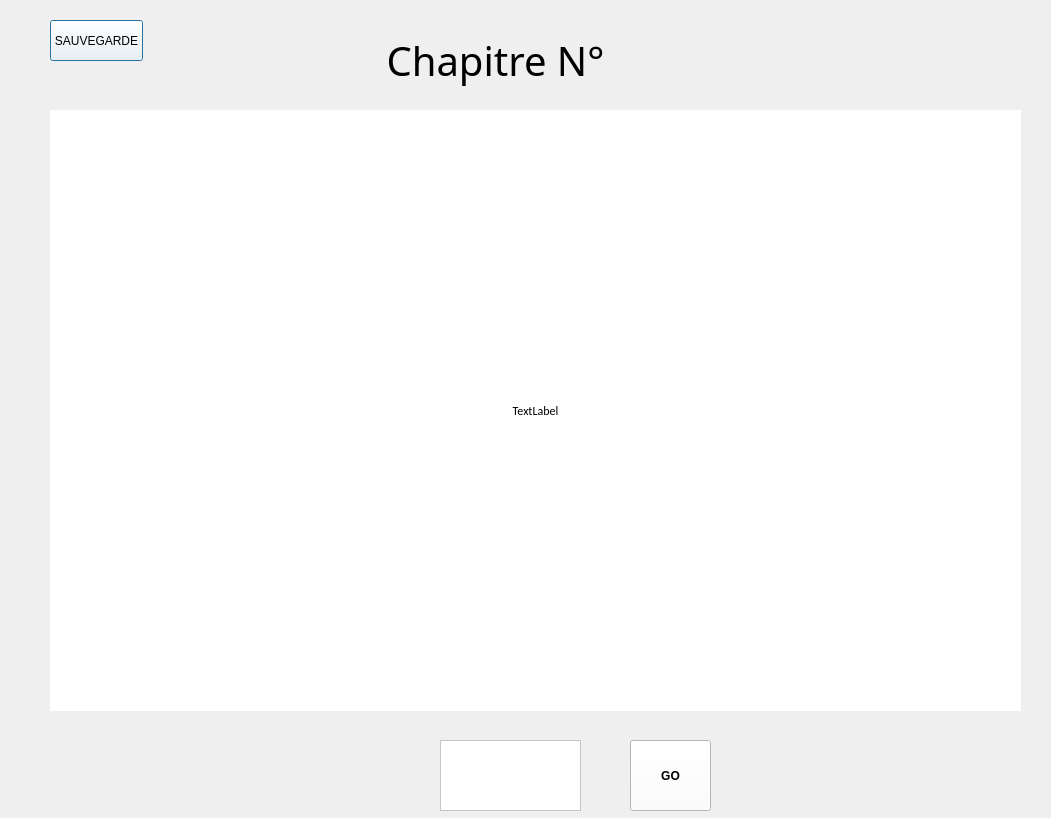
Above: Chapitre.ui from 2132555-guyollotclement/clementguyollot_francispayan_projet before the change. Below: the same form after it.
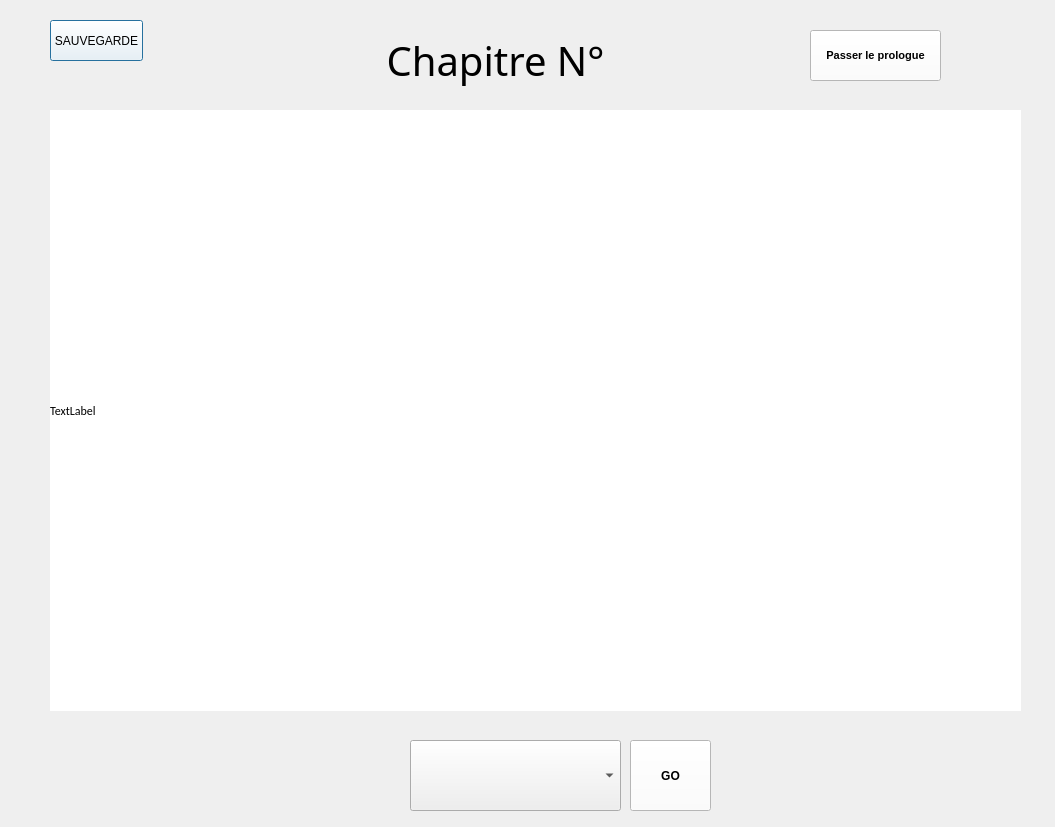
That is the form after the change.

Commit message:
Ajout de la fonctionnalité chapitre suivant
Une fois le prologue passé, les chapitres proposent le bon texte ainsi que les chapitres de destination dans le comboBox du bas. Le tout s'enchaine correctement ensuite

Diff of the .ui file:
```diff
--- a/Chapitre.ui
+++ b/Chapitre.ui
@@ -6,8 +6,8 @@
    <rect>
     <x>0</x>
     <y>0</y>
-    <width>1051</width>
-    <height>818</height>
+    <width>1055</width>
+    <height>827</height>
    </rect>
   </property>
   <property name="windowTitle">
@@ -16,7 +16,7 @@
   <property name="styleSheet">
    <string notr="true"/>
   </property>
-  <widget class="QPushButton" name="pushButton">
+  <widget class="QPushButton" name="pushButtonSauvegarde">
    <property name="geometry">
     <rect>
      <x>50</x>
@@ -118,7 +118,7 @@
     <bool>true</bool>
    </property>
    <property name="alignment">
-    <set>Qt::AlignCenter</set>
+    <set>Qt::AlignJustify|Qt::AlignVCenter</set>
    </property>
    <property name="wordWrap">
     <bool>true</bool>
@@ -152,30 +152,43 @@
     <string>GO</string>
    </property>
   </widget>
-  <widget class="QPlainTextEdit" name="plainTextChoixChapitre">
+  <widget class="QPushButton" name="pushButtonPasserPrologue">
+   <property name="enabled">
+    <bool>true</bool>
+   </property>
    <property name="geometry">
     <rect>
-     <x>440</x>
-     <y>740</y>
-     <width>141</width>
-     <height>71</height>
+     <x>810</x>
+     <y>30</y>
+     <width>131</width>
+     <height>51</height>
     </rect>
    </property>
    <property name="font">
     <font>
-     <pointsize>24</pointsize>
+     <pointsize>8</pointsize>
      <weight>75</weight>
      <bold>true</bold>
     </font>
    </property>
-   <property name="cursor" stdset="0">
-    <cursorShape>IBeamCursor</cursorShape>
+   <property name="cursor">
+    <cursorShape>PointingHandCursor</cursorShape>
    </property>
    <property name="styleSheet">
     <string notr="true">background-color: rgb(255, 255, 255);</string>
    </property>
-   <property name="locale">
-    <locale language="French" country="France"/>
+   <property name="text">
+    <string>Passer le prologue</string>
+   </property>
+  </widget>
+  <widget class="QComboBox" name="comboBoxChapitreSuivant">
+   <property name="geometry">
+    <rect>
+     <x>410</x>
+     <y>740</y>
+     <width>211</width>
+     <height>71</height>
+    </rect>
    </property>
   </widget>
  </widget>
```
The commit also changes 8 other files.
